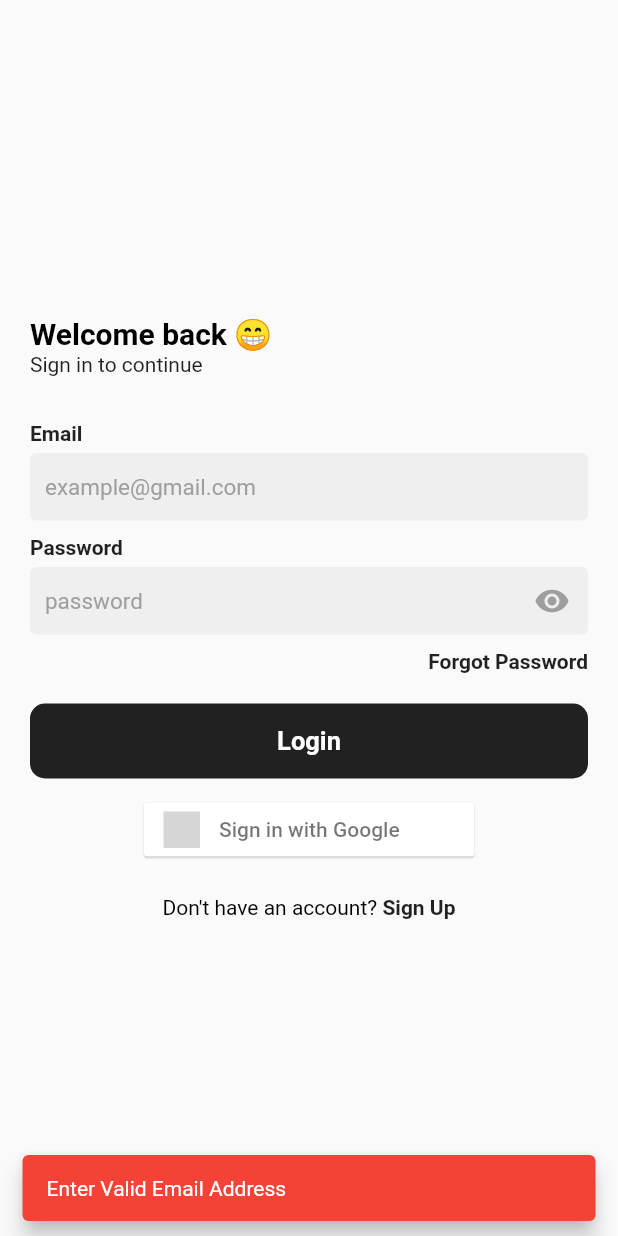
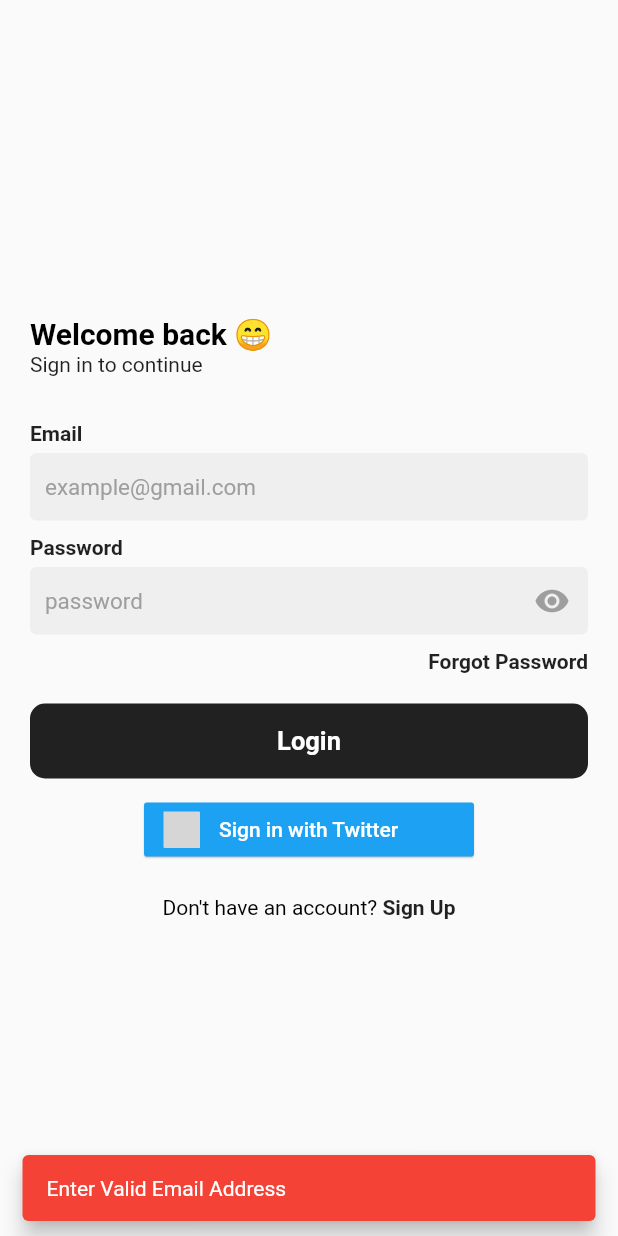
Before and after one commit to IwoRichard/Ecommerce-Store-Firebase-Flutterwave, a Flutter app: the screen it shows once a user with an empty profile is signed in, after a tap on "Sign out", after a tap on "Login", on a phone screen of 412 x 824 dp. Run offline on Flutter 3.47's test engine with Material 2 defaults, Android fonts, the phone set to English and light mode, and no system bars; our stand-ins replace cloud_firestore, firebase_auth, firebase_core, flutter_signin_button, google_sign_in, page_transition; accounts and stored records are empty; network calls fail; grey boxes are pictures that could not be loaded.

Commit message:
userInfo

```diff
--- a/lib/screens/Auth_Screen/login_screen.dart
+++ b/lib/screens/Auth_Screen/login_screen.dart
@@ -7,8 +7,8 @@ import 'package:flutter_signin_button/button_view.dart';
 import 'package:page_transition/page_transition.dart';
 import 'package:shop/screens/Auth_Screen/sign_up_screen.dart';
 import 'package:shop/screens/Auth_Screen/forgot_password_screen.dart';
+import 'package:shop/screens/Main_Screen/home_screen.dart';
 import 'package:shop/widgets/bottom_nav.dart';
-
 import '../../services/firebase_auth.dart';
 
 class LoginScreen extends StatefulWidget {
@@ -177,13 +177,10 @@ class _LoginScreenState extends State<LoginScreen> {
                   Align(
                     alignment: Alignment.center,
                     child: SignInButton(
-                      Buttons.Google,
+                      Buttons.Twitter,
                       elevation: 0.5,
                       onPressed: ()async{
-                        User? result = await FirebaseAuthService().googleSignIn();
-                        if (result != null) {
-                          print('success');
-                        }
+                        await FirebaseAuthService().googleSignIn();
                       }
                     ),
                   ),
--- a/lib/screens/Auth_Screen/sign_up_screen.dart
+++ b/lib/screens/Auth_Screen/sign_up_screen.dart
@@ -211,7 +211,7 @@ class _SignUpScreenState extends State<SignUpScreen> {
                   Align(
                     alignment: Alignment.center,
                     child: SignInButton(
-                      Buttons.Google,
+                      Buttons.Twitter,
                       text: 'Sign up with Google',
                       elevation: 0.5,
                       onPressed: ()async{
--- a/lib/screens/Main_Screen/user_profile_screen.dart
+++ b/lib/screens/Main_Screen/user_profile_screen.dart
@@ -1,8 +1,7 @@
 // ignore_for_file: prefer_const_constructors, avoid_print
-
-
 import 'package:firebase_auth/firebase_auth.dart';
 import 'package:flutter/material.dart';
+import 'package:cloud_firestore/cloud_firestore.dart';
 
 class UserProfileScreen extends StatefulWidget {
   const UserProfileScreen({super.key});
@@ -12,9 +11,70 @@ class UserProfileScreen extends StatefulWidget {
 }
 
 class _UserProfileScreenState extends State<UserProfileScreen> {
+
+  final TextEditingController _addressController = TextEditingController(text: '');
+
+  @override
+  void dispose() {
+    _addressController.dispose();
+    super.dispose();
+  }
+
+  String? email;
+  String? name;
+  String? address;
   final User? user = FirebaseAuth.instance.currentUser;
+
+  @override
+  void initState() {
+    getuserInfo();
+    super.initState();
+  }
+
+  Future<void> getuserInfo()async{
+    setState(() {});
+    if (user == null) {
+      setState(() {});
+      return;
+    }
+    try {
+      String _uid = user!.uid;
+      final DocumentSnapshot userDoc =
+        await FirebaseFirestore.instance.collection('userInfo').doc(_uid).get();
+      if (userDoc == null) {
+        return;
+      } else{
+        email = userDoc.get('email');
+        name = userDoc.get('name');
+        address = userDoc.get('address');
+      }
+    } catch (error) {
+      setState(() {});
+      print(error);
+    }finally{
+      setState(() {});
+    }
+  }
+
   @override
   Widget build(BuildContext context) {
-    return Scaffold();
+    return Scaffold(
+      body: Center(
+        child: Column(
+          mainAxisAlignment: MainAxisAlignment.center,
+          children: [
+            Text(
+              email??''
+            ),
+            Text(
+              name??''
+            ),
+            Text(
+              address??''
+            ),
+          ],
+        )
+      ),
+    );
   }
 }
--- a/lib/services/firebase_auth.dart
+++ b/lib/services/firebase_auth.dart
@@ -53,15 +53,6 @@ class FirebaseAuthService{
           idToken: googleAuth.idToken
         );
         UserCredential userCredential = await firebaseAuth.signInWithCredential(credential);
-        if (userCredential.additionalUserInfo!.isNewUser) {
-          await firestore.collection('userInfo').doc(userCredential.user!.uid).set({
-            "email": userCredential.user!.email,
-            "name": userCredential.user!.displayName,
-            "address": '',
-            "date": DateTime.now(),
-            "userId": userCredential.user!.uid
-          });
-        }
         return userCredential.user;
       }
     } catch (e) {
--- a/lib/widgets/bottom_nav.dart
+++ b/lib/widgets/bottom_nav.dart
@@ -1,7 +1,6 @@
 // ignore_for_file: prefer_const_constructors, prefer_const_literals_to_create_immutables
 
 import 'package:flutter/material.dart';
-import 'package:iconsax/iconsax.dart';
 import 'package:shop/screens/Main_Screen/cart_screen.dart';
 import 'package:shop/screens/Main_Screen/explore_screen.dart';
 import 'package:shop/screens/Main_Screen/home_screen.dart';
@@ -44,8 +43,9 @@ class _BottomNavState extends State<BottomNav> {
       bottomNavigationBar: BottomNavigationBar(
         backgroundColor: Colors.white,
         iconSize: 24,
-        unselectedFontSize: 0,
-        selectedFontSize: 0,
+        unselectedFontSize: 13,
+        selectedFontSize: 13,
+        selectedLabelStyle: TextStyle(fontWeight: FontWeight.w600),
         type: BottomNavigationBarType.fixed,
         onTap: onTap,
         currentIndex: currentIndex,
@@ -55,10 +55,10 @@ class _BottomNavState extends State<BottomNav> {
         showUnselectedLabels: false,
         elevation: 10,
         items: [
-          BottomNavigationBarItem(label: 'Home',icon: Icon(Iconsax.home5)),
-          BottomNavigationBarItem(label: 'Explore',icon: Icon(Iconsax.search_normal5)),
-          BottomNavigationBarItem(label: 'Cart',icon: Icon(Iconsax.shopping_cart5)),
-          BottomNavigationBarItem(label: 'Profile',icon: Icon(Iconsax.profile_tick5)),
+          BottomNavigationBarItem(label: 'Home',icon: Icon(Icons.home_rounded)),
+          BottomNavigationBarItem(label: 'Explore',icon: Icon(Icons.explore)),
+          BottomNavigationBarItem(label: 'Cart',icon: Icon(Icons.shopping_bag_rounded)),
+          BottomNavigationBarItem(label: 'Profile',icon: Icon(Icons.person)),
         ],
       ),
     );
--- a/pubspec.yaml
+++ b/pubspec.yaml
@@ -37,7 +37,6 @@ dependencies:
   firebase_storage:
   firebase_storage_web:
   provider:
-  iconsax: ^0.0.8
   page_transition:
   flutter_signin_button:
 
```
Also changed, not shown: pubspec.lock.
